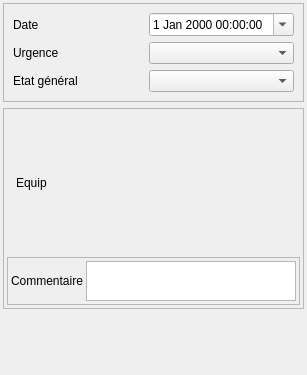
Above: Lamia/toolprepro/base2_assainissement/lamiabaseassainissement_observation_tool_ui_CD41.ui from Artelia/Lamia before the change. Below: the same form after it.
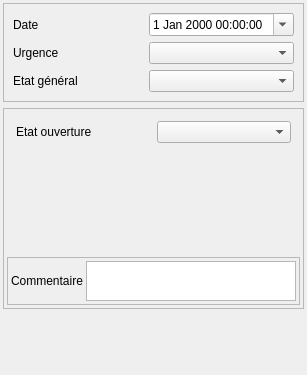
That is the form after the change. The open tabs and pages were chosen to show the change. Icons and pictures are not drawn.

Patch:
```diff
--- a/Lamia/toolprepro/base2_assainissement/lamiabaseassainissement_observation_tool_ui_CD41.ui
+++ b/Lamia/toolprepro/base2_assainissement/lamiabaseassainissement_observation_tool_ui_CD41.ui
@@ -286,14 +286,30 @@
          </layout>
         </widget>
         <widget class="QWidget" name="page_3">
-         <layout class="QVBoxLayout" name="verticalLayout_2">
-          <item>
+         <layout class="QGridLayout" name="gridLayout_4">
+          <item row="0" column="1">
+           <widget class="QComboBox" name="comboBox_etatouv"/>
+          </item>
+          <item row="0" column="0">
            <widget class="QLabel" name="label_9">
             <property name="text">
-             <string>Equip</string>
+             <string>Etat ouverture</string>
             </property>
            </widget>
           </item>
+          <item row="1" column="1">
+           <spacer name="verticalSpacer_3">
+            <property name="orientation">
+             <enum>Qt::Vertical</enum>
+            </property>
+            <property name="sizeHint" stdset="0">
+             <size>
+              <width>20</width>
+              <height>40</height>
+             </size>
+            </property>
+           </spacer>
+          </item>
          </layout>
         </widget>
        </widget>
```
Left out of the diff: 35 changed lines with no effect on the pictures.
